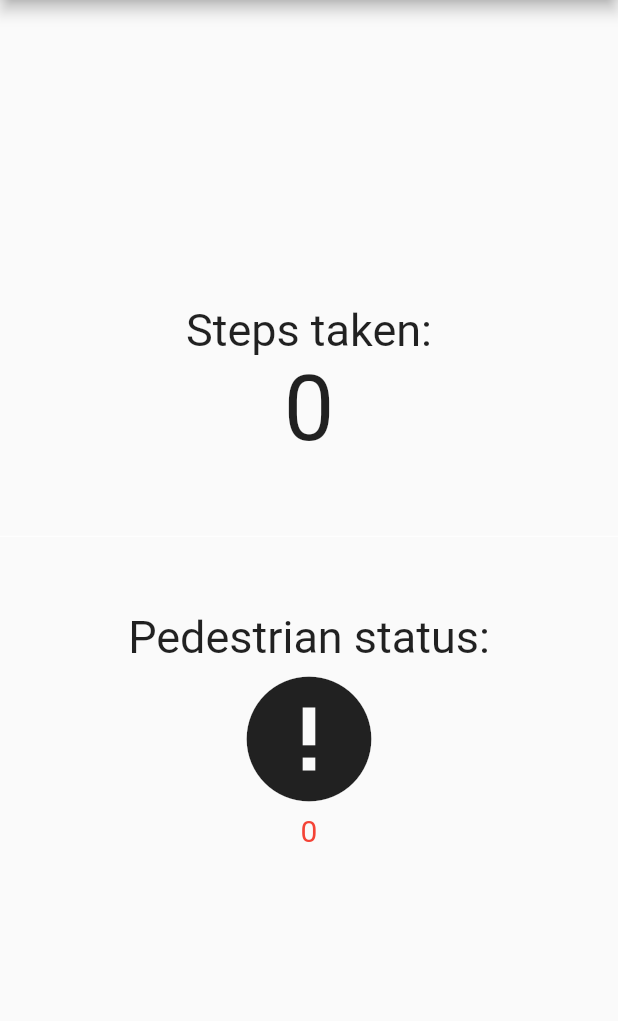
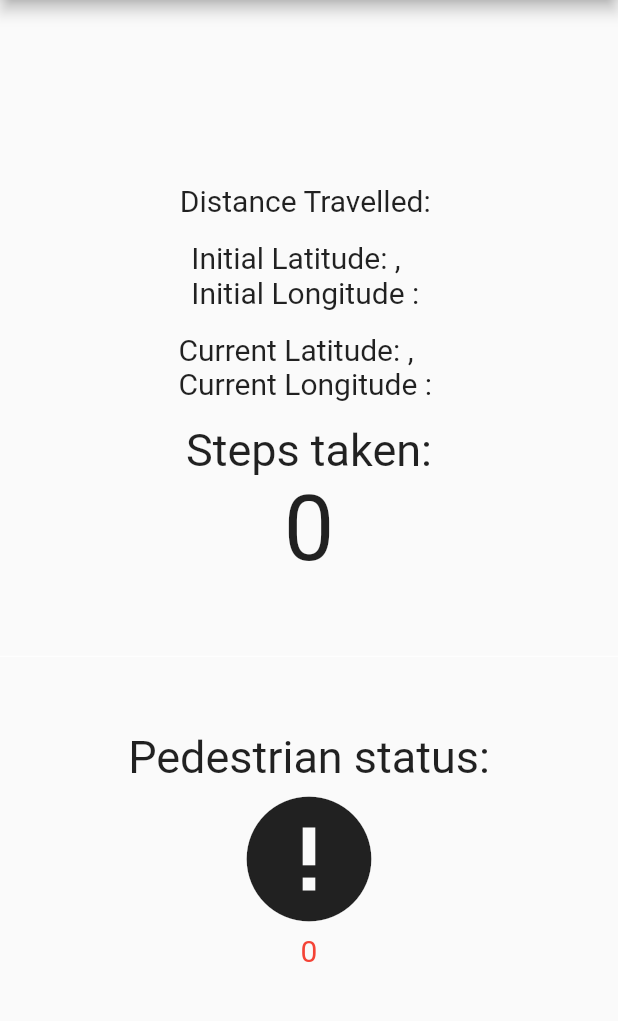
Before and after one commit to readytowork-org/fitpath-v1.1, a Flutter app: the HomeView screen opened directly, after a tap on "GO TO Pedometer", on a phone screen of 412 x 824 dp, the part 84-1105 px from its top. Run offline on Flutter 3.47's test engine with Material 2 defaults, Android fonts, the light colour scheme and no system bars; our stand-ins replace device_info_plus, geolocator, get, pedometer, shared_preferences; missing offline and left inert: flutter_background_service, flutter_background_service_android; accounts and stored records are empty; statements that could not run were skipped.

Commit message:
feat:Calculated distance using haversine formula

```diff
--- a/lib/app/modules/home/views/pedometer_screen.dart
+++ b/lib/app/modules/home/views/pedometer_screen.dart
@@ -1,8 +1,11 @@
 import 'package:flutter/material.dart';
 import 'dart:async';
 import 'package:pedometer/pedometer.dart';
+import 'package:shared_preferences/shared_preferences.dart';
 
 class PedometerScreen extends StatefulWidget {
+  const PedometerScreen({Key? key}) : super(key: key);
+
   @override
   _PedometerScreenState createState() => _PedometerScreenState();
 }
@@ -10,12 +13,34 @@ class PedometerScreen extends StatefulWidget {
 class _PedometerScreenState extends State<PedometerScreen> {
   late Stream<StepCount> _stepCountStream;
   late Stream<PedestrianStatus> _pedestrianStatusStream;
+  double? userCurrentLatitude;
+  double? userCurrentLongitude;
+  double? userMainLatitude;
+  double? userMainLongitude;
+  double? distanceTravelled;
   String _status = '0', _steps = '0';
+  final Future<SharedPreferences> preferences = SharedPreferences.getInstance();
+  // StreamController<double> controller = StreamController<double>();
 
   @override
   void initState() {
+    initPlatformState();
+    getUserLocationDetails();
     super.initState();
-    initPlatformState();
+  }
+
+  void getUserLocationDetails() async {
+    final SharedPreferences prefs = await preferences;
+    userMainLatitude = double.parse(prefs.getString('userLatitude') ?? "0");
+    userMainLongitude = double.parse(prefs.getString('userLongitude') ?? "0");
+
+    userCurrentLatitude =
+        double.parse(prefs.getString('userCurrentLatitude') ?? "0");
+    userCurrentLongitude =
+        double.parse(prefs.getString('userCurrentLongitude') ?? "0");
+
+    distanceTravelled =
+        double.parse(prefs.getString('distanceTravelled') ?? "0");
   }
 
   void onStepCount(StepCount event) {
@@ -62,6 +87,9 @@ class _PedometerScreenState extends State<PedometerScreen> {
 
   @override
   Widget build(BuildContext context) {
+    // controller.stream.listen((value) {
+    //   print('Value from controller: $value');
+    // });
     return MaterialApp(
       home: Scaffold(
           appBar: AppBar(
@@ -71,6 +99,27 @@ class _PedometerScreenState extends State<PedometerScreen> {
             child: Column(
               mainAxisAlignment: MainAxisAlignment.center,
               children: <Widget>[
+                Text(
+                  'Distance Travelled: ${distanceTravelled ?? ""}',
+                  style: const TextStyle(fontSize: 20),
+                ),
+                const SizedBox(
+                  height: 15,
+                ),
+                Text(
+                  'Initial Latitude: ${userMainLatitude ?? ""}, \nInitial Longitude : ${userMainLongitude ?? ""}',
+                  style: const TextStyle(fontSize: 20),
+                ),
+                const SizedBox(
+                  height: 15,
+                ),
+                Text(
+                  'Current Latitude: ${userCurrentLatitude ?? ""}, \nCurrent Longitude : ${userCurrentLongitude ?? ""}',
+                  style: const TextStyle(fontSize: 20),
+                ),
+                const SizedBox(
+                  height: 15,
+                ),
                 const Text(
                   'Steps taken:',
                   style: TextStyle(fontSize: 30),
@@ -106,8 +155,7 @@ class _PedometerScreenState extends State<PedometerScreen> {
                 )
               ],
             ),
-        ),
-      ),
+          )),
     );
   }
 }
--- a/pubspec.yaml
+++ b/pubspec.yaml
@@ -15,6 +15,7 @@ dependencies:
   flutter_background_service_android: 2.0.2
   flutter:
     sdk: flutter
+  geolocator: ^8.2.1
 
 dev_dependencies:
   flutter_lints: ^2.0.0
```
Also changed, not shown: lib/main.dart (+96 -7 lines), pubspec.lock, 9 other files. Lines whose indentation alone changed are shown as unchanged.
